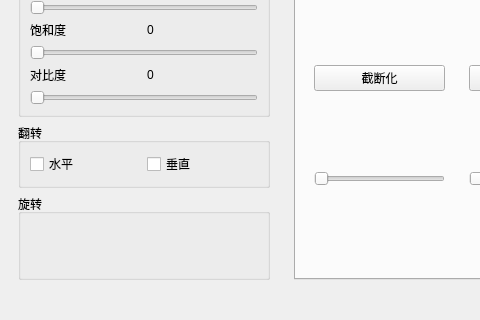
choushunn/ToupCameraDemo, file ui/mainwindow.ui: the form before one commit; both pictures show x 0 to 480 and y 466 to 786 of the 1102 by 786 pixel window.
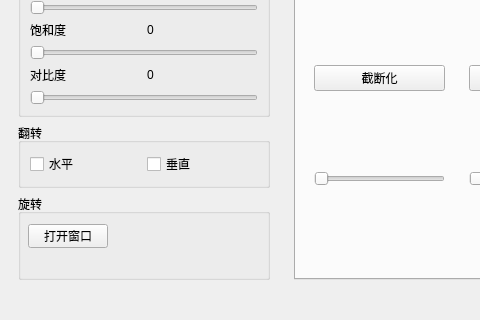
The form after the commit. Icons and pictures are not drawn.

```diff
--- a/ui/mainwindow.ui
+++ b/ui/mainwindow.ui
@@ -290,6 +290,19 @@
          <property name="title">
           <string>旋转</string>
          </property>
+         <widget class="QPushButton" name="pushButton">
+          <property name="geometry">
+           <rect>
+            <x>10</x>
+            <y>30</y>
+            <width>80</width>
+            <height>24</height>
+           </rect>
+          </property>
+          <property name="text">
+           <string>打开窗口</string>
+          </property>
+         </widget>
         </widget>
        </item>
       </layout>
```
Left out of the diff: 17 changed lines with no effect on the pictures.
